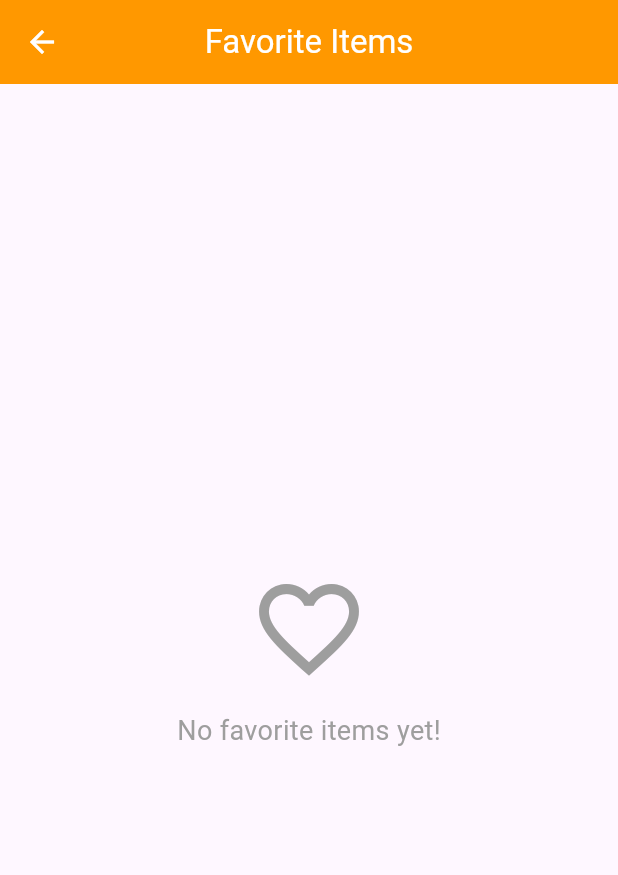
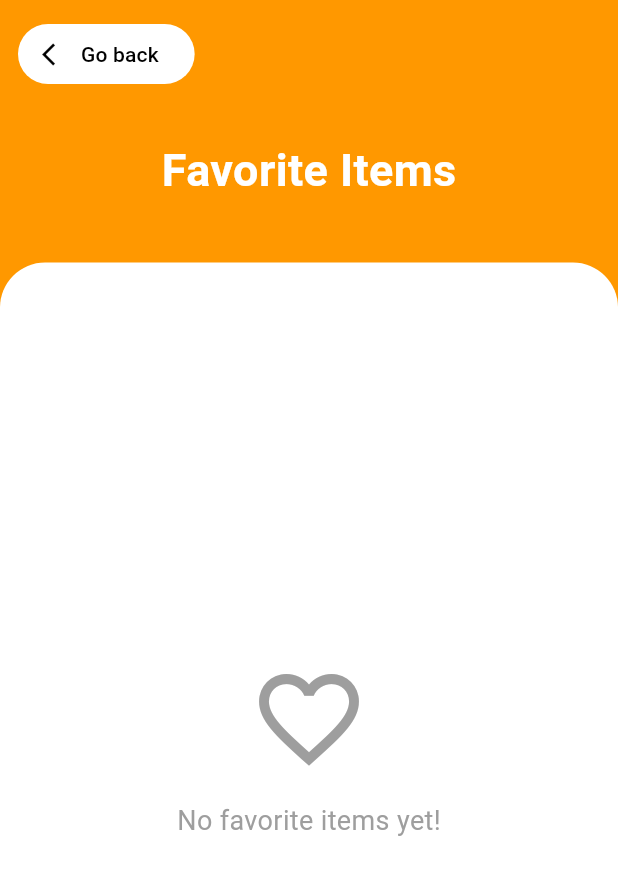
Before and after one commit to dev-shaon/Ecommerce-App, a Flutter app: the FavoriteScreen screen opened directly, on a phone screen of 412 x 824 dp. Shown: the top 875 px of the screen. Run offline on Flutter 3.47's test engine with Material 3 defaults, Android fonts, the phone set to English and light mode, and no system bars.

Commit message:
Updated Flutter app code

```diff
--- a/lib/favorite_screen.dart
+++ b/lib/favorite_screen.dart
@@ -11,51 +11,113 @@ class FavoriteScreen extends StatelessWidget {
     final favoriteProducts = favoriteProvider.favoriteProduct;
 
     return Scaffold(
-      appBar: AppBar(
-        title: const Text("Favorite Items",
-            style: TextStyle(color: Colors.white)),
       backgroundColor: Colors.orange,
-        foregroundColor: Colors.white,
-        centerTitle: true,
+      body: SafeArea(
+        child: Column(
+          children: [
+            // 🔹 Custom Orange Header
+            Padding(
+              padding: const EdgeInsets.all(12),
+              child: Align(
+                alignment: Alignment.topLeft,
+                child: ElevatedButton.icon(
+                  onPressed: () {
+                    Navigator.pop(context);
+                  },
+                  icon: const Icon(Icons.arrow_back_ios, color: Colors.black),
+                  label: const Text(
+                    "Go back",
+                    style: TextStyle(color: Colors.black),
                   ),
-      body: favoriteProducts.isEmpty
+                  style: ElevatedButton.styleFrom(
+                    backgroundColor: Colors.white,
+                    shape: RoundedRectangleBorder(
+                      borderRadius: BorderRadius.circular(20),
+                    ),
+                    elevation: 0,
+                  ),
+                ),
+              ),
+            ),
+            SizedBox(height: 20),
+             Text(
+              "Favorite Items",
+              style: TextStyle(
+                color: Colors.white,
+                fontSize: 30,
+                fontWeight: FontWeight.bold,
+              ),
+            ),
+            const SizedBox(height: 40),
+
+            // 🔹 White Container for List
+            Expanded(
+              child: Container(
+                width: double.infinity,
+                decoration: const BoxDecoration(
+                  color: Colors.white,
+                  borderRadius: BorderRadius.only(
+                    topLeft: Radius.circular(30),
+                    topRight: Radius.circular(30),
+                  ),
+                ),
+                child: favoriteProducts.isEmpty
                     ? const Center(
                         child: Column(
                           mainAxisAlignment: MainAxisAlignment.center,
                           children: [
-                  Icon(Icons.favorite_border, size: 80, color: Colors.grey),
+                            Icon(
+                              Icons.favorite_border,
+                              size: 80,
+                              color: Colors.grey,
+                            ),
                             SizedBox(height: 15),
-                  Text("No favorite items yet!",
-                      style: TextStyle(fontSize: 18, color: Colors.grey)),
+                            Text(
+                              "No favorite items yet!",
+                              style: TextStyle(
+                                fontSize: 18,
+                                color: Colors.grey,
+                              ),
+                            ),
                           ],
                         ),
                       )
                     : ListView.builder(
+                        padding: const EdgeInsets.all(10),
                         itemCount: favoriteProducts.length,
                         itemBuilder: (context, index) {
                           final product = favoriteProducts[index];
                           return Card(
-                  margin: const EdgeInsets.symmetric(
-                      horizontal: 10,
-                      vertical: 6),
+                            elevation: 2,
+                            margin: const EdgeInsets.symmetric(vertical: 8),
+                            shape: RoundedRectangleBorder(
+                              borderRadius: BorderRadius.circular(12),
+                            ),
                             child: ListTile(
-                    leading: Image.asset(product.imageUrl,
+                              leading: ClipRRect(
+                                borderRadius: BorderRadius.circular(10),
+                                child: Image.asset(
+                                  product.imageUrl,
                                   width: 50,
                                   height: 50,
-                        fit: BoxFit.cover
+                                  fit: BoxFit.cover,
+                                ),
                               ),
                               title: Text(
                                 product.title,
                                 style: const TextStyle(
-                          fontWeight: FontWeight.bold)),
-                    subtitle: Text(product.price,
-                        style: const TextStyle(
-                          color: Colors.orange
-                          )),
+                                  fontWeight: FontWeight.bold,
+                                ),
+                              ),
+                              subtitle: Text(
+                                product.price,
+                                style: const TextStyle(color: Colors.orange),
+                              ),
                               trailing: IconButton(
                                 icon: const Icon(
                                   Icons.favorite,
-                        color: Colors.orange),
+                                  color: Colors.orange,
+                                ),
                                 onPressed: () {
                                   favoriteProvider.toggleFavorite(product);
                                 },
@@ -64,6 +126,11 @@ class FavoriteScreen extends StatelessWidget {
                           );
                         },
                       ),
+              ),
+            ),
+          ],
+        ),
+      ),
     );
   }
 }
```
Also changed, not shown: lib/FoodDetails.dart (added, +216 -0 lines), lib/Home_Screen.dart (+29 -12 lines), lib/basketScreen.dart (deleted, +0 -53 lines). Lines whose indentation alone changed are shown as unchanged.
